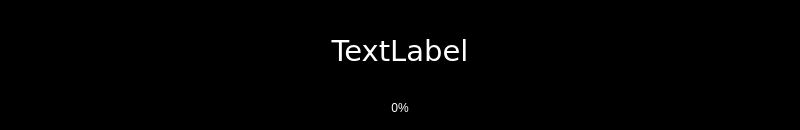
cmusik/qtosd, file ui/osd.ui: the form before one commit.
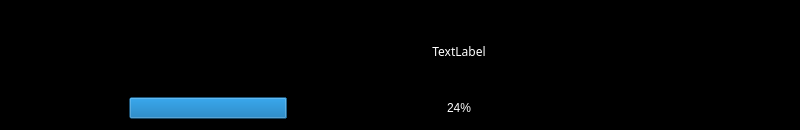
The form after the commit. The open tabs and pages were chosen to show the change.

Commit message: many cleanups removed flicker on concurrent updates

Diff of the .ui file:
```diff
--- a/ui/osd.ui
+++ b/ui/osd.ui
@@ -100,562 +100,7 @@
      <property name="currentIndex" >
       <number>2</number>
      </property>
-     <widget class="QWidget" name="page_1" >
-      <layout class="QVBoxLayout" name="verticalLayout_2" >
-       <property name="margin" >
-        <number>0</number>
-       </property>
-       <item>
-        <widget class="QLabel" name="label_1" >
-         <property name="palette" >
-          <palette>
-           <active>
-            <colorrole role="WindowText" >
-             <brush brushstyle="SolidPattern" >
-              <color alpha="255" >
-               <red>255</red>
-               <green>255</green>
-               <blue>255</blue>
-              </color>
-             </brush>
-            </colorrole>
-           </active>
-           <inactive>
-            <colorrole role="WindowText" >
-             <brush brushstyle="SolidPattern" >
-              <color alpha="255" >
-               <red>255</red>
-               <green>255</green>
-               <blue>255</blue>
-              </color>
-             </brush>
-            </colorrole>
-           </inactive>
-           <disabled>
-            <colorrole role="WindowText" >
-             <brush brushstyle="SolidPattern" >
-              <color alpha="255" >
-               <red>128</red>
-               <green>128</green>
-               <blue>128</blue>
-              </color>
-             </brush>
-            </colorrole>
-           </disabled>
-          </palette>
-         </property>
-         <property name="font" >
-          <font>
-           <family>DejaVu Sans</family>
-           <pointsize>22</pointsize>
-           <kerning>true</kerning>
-          </font>
-         </property>
-         <property name="lineWidth" >
-          <number>0</number>
-         </property>
-         <property name="text" >
-          <string>TextLabel</string>
-         </property>
-         <property name="alignment" >
-          <set>Qt::AlignCenter</set>
-         </property>
-        </widget>
-       </item>
-       <item>
-        <widget class="QProgressBar" name="value_1" >
-         <property name="palette" >
-          <palette>
-           <active>
-            <colorrole role="WindowText" >
-             <brush brushstyle="SolidPattern" >
-              <color alpha="255" >
-               <red>255</red>
-               <green>255</green>
-               <blue>255</blue>
-              </color>
-             </brush>
-            </colorrole>
-            <colorrole role="Button" >
-             <brush brushstyle="SolidPattern" >
-              <color alpha="0" >
-               <red>0</red>
-               <green>0</green>
-               <blue>0</blue>
-              </color>
-             </brush>
-            </colorrole>
-            <colorrole role="Light" >
-             <brush brushstyle="SolidPattern" >
-              <color alpha="255" >
-               <red>0</red>
-               <green>0</green>
-               <blue>0</blue>
-              </color>
-             </brush>
-            </colorrole>
-            <colorrole role="Midlight" >
-             <brush brushstyle="SolidPattern" >
-              <color alpha="255" >
-               <red>0</red>
-               <green>0</green>
-               <blue>0</blue>
-              </color>
-             </brush>
-            </colorrole>
-            <colorrole role="Dark" >
-             <brush brushstyle="SolidPattern" >
-              <color alpha="255" >
-               <red>0</red>
-               <green>0</green>
-               <blue>0</blue>
-              </color>
-             </brush>
-            </colorrole>
-            <colorrole role="Mid" >
-             <brush brushstyle="SolidPattern" >
-              <color alpha="255" >
-               <red>0</red>
-               <green>0</green>
-               <blue>0</blue>
-              </color>
-             </brush>
-            </colorrole>
-            <colorrole role="Text" >
-             <brush brushstyle="SolidPattern" >
-              <color alpha="255" >
-               <red>255</red>
-               <green>255</green>
-               <blue>255</blue>
-              </color>
-             </brush>
-            </colorrole>
-            <colorrole role="BrightText" >
-             <brush brushstyle="SolidPattern" >
-              <color alpha="255" >
-               <red>255</red>
-               <green>255</green>
-               <blue>255</blue>
-              </color>
-             </brush>
-            </colorrole>
-            <colorrole role="ButtonText" >
-             <brush brushstyle="SolidPattern" >
-              <color alpha="255" >
-               <red>255</red>
-               <green>255</green>
-               <blue>255</blue>
-              </color>
-             </brush>
-            </colorrole>
-            <colorrole role="Base" >
-             <brush brushstyle="SolidPattern" >
-              <color alpha="0" >
-               <red>0</red>
-               <green>0</green>
-               <blue>0</blue>
-              </color>
-             </brush>
-            </colorrole>
-            <colorrole role="Window" >
-             <brush brushstyle="SolidPattern" >
-              <color alpha="0" >
-               <red>0</red>
-               <green>0</green>
-               <blue>0</blue>
-              </color>
-             </brush>
-            </colorrole>
-            <colorrole role="Shadow" >
-             <brush brushstyle="SolidPattern" >
-              <color alpha="0" >
-               <red>0</red>
-               <green>0</green>
-               <blue>0</blue>
-              </color>
-             </brush>
-            </colorrole>
-            <colorrole role="AlternateBase" >
-             <brush brushstyle="SolidPattern" >
-              <color alpha="255" >
-               <red>0</red>
-               <green>0</green>
-               <blue>0</blue>
-              </color>
-             </brush>
-            </colorrole>
-            <colorrole role="ToolTipBase" >
-             <brush brushstyle="SolidPattern" >
-              <color alpha="255" >
-               <red>255</red>
-               <green>255</green>
-               <blue>220</blue>
-              </color>
-             </brush>
-            </colorrole>
-            <colorrole role="ToolTipText" >
-             <brush brushstyle="SolidPattern" >
-              <color alpha="255" >
-               <red>0</red>
-               <green>0</green>
-               <blue>0</blue>
-              </color>
-             </brush>
-            </colorrole>
-           </active>
-           <inactive>
-            <colorrole role="WindowText" >
-             <brush brushstyle="SolidPattern" >
-              <color alpha="255" >
-               <red>255</red>
-               <green>255</green>
-               <blue>255</blue>
-              </color>
-             </brush>
-            </colorrole>
-            <colorrole role="Button" >
-             <brush brushstyle="SolidPattern" >
-              <color alpha="0" >
-               <red>0</red>
-               <green>0</green>
-               <blue>0</blue>
-              </color>
-             </brush>
-            </colorrole>
-            <colorrole role="Light" >
-             <brush brushstyle="SolidPattern" >
-              <color alpha="255" >
-               <red>0</red>
-               <green>0</green>
-               <blue>0</blue>
-              </color>
-             </brush>
-            </colorrole>
-            <colorrole role="Midlight" >
-             <brush brushstyle="SolidPattern" >
-              <color alpha="255" >
-               <red>0</red>
-               <green>0</green>
-               <blue>0</blue>
-              </color>
-             </brush>
-            </colorrole>
-            <colorrole role="Dark" >
-             <brush brushstyle="SolidPattern" >
-              <color alpha="255" >
-               <red>0</red>
-               <green>0</green>
-               <blue>0</blue>
-              </color>
-             </brush>
-            </colorrole>
-            <colorrole role="Mid" >
-             <brush brushstyle="SolidPattern" >
-              <color alpha="255" >
-               <red>0</red>
-               <green>0</green>
-               <blue>0</blue>
-              </color>
-             </brush>
-            </colorrole>
-            <colorrole role="Text" >
-             <brush brushstyle="SolidPattern" >
-              <color alpha="255" >
-               <red>255</red>
-               <green>255</green>
-               <blue>255</blue>
-              </color>
-             </brush>
-            </colorrole>
-            <colorrole role="BrightText" >
-             <brush brushstyle="SolidPattern" >
-              <color alpha="255" >
-               <red>255</red>
-               <green>255</green>
-               <blue>255</blue>
-              </color>
-             </brush>
-            </colorrole>
-            <colorrole role="ButtonText" >
-             <brush brushstyle="SolidPattern" >
-              <color alpha="255" >
-               <red>255</red>
-               <green>255</green>
-               <blue>255</blue>
-              </color>
-             </brush>
-            </colorrole>
-            <colorrole role="Base" >
-             <brush brushstyle="SolidPattern" >
-              <color alpha="0" >
-               <red>0</red>
-               <green>0</green>
-               <blue>0</blue>
-              </color>
-             </brush>
-            </colorrole>
-            <colorrole role="Window" >
-             <brush brushstyle="SolidPattern" >
-              <color alpha="0" >
-               <red>0</red>
-               <green>0</green>
-               <blue>0</blue>
-              </color>
-             </brush>
-            </colorrole>
-            <colorrole role="Shadow" >
-             <brush brushstyle="SolidPattern" >
-              <color alpha="0" >
-               <red>0</red>
-               <green>0</green>
-               <blue>0</blue>
-              </color>
-             </brush>
-            </colorrole>
-            <colorrole role="AlternateBase" >
-             <brush brushstyle="SolidPattern" >
-              <color alpha="255" >
-               <red>0</red>
-               <green>0</green>
-               <blue>0</blue>
-              </color>
-             </brush>
-            </colorrole>
-            <colorrole role="ToolTipBase" >
-             <brush brushstyle="SolidPattern" >
-              <color alpha="255" >
-               <red>255</red>
-               <green>255</green>
-               <blue>220</blue>
-              </color>
-             </brush>
-            </colorrole>
-            <colorrole role="ToolTipText" >
-             <brush brushstyle="SolidPattern" >
-              <color alpha="255" >
-               <red>0</red>
-               <green>0</green>
-               <blue>0</blue>
-              </color>
-             </brush>
-            </colorrole>
-           </inactive>
-           <disabled>
-            <colorrole role="WindowText" >
-             <brush brushstyle="SolidPattern" >
-              <color alpha="255" >
-               <red>0</red>
-               <green>0</green>
-               <blue>0</blue>
-              </color>
-             </brush>
-            </colorrole>
-            <colorrole role="Button" >
-             <brush brushstyle="SolidPattern" >
-              <color alpha="0" >
-               <red>0</red>
-               <green>0</green>
-               <blue>0</blue>
-              </color>
-             </brush>
-            </colorrole>
-            <colorrole role="Light" >
-             <brush brushstyle="SolidPattern" >
-              <color alpha="255" >
-               <red>0</red>
-               <green>0</green>
-               <blue>0</blue>
-              </color>
-             </brush>
-            </colorrole>
-            <colorrole role="Midlight" >
-             <brush brushstyle="SolidPattern" >
-              <color alpha="255" >
-               <red>0</red>
-               <green>0</green>
-               <blue>0</blue>
-              </color>
-             </brush>
-            </colorrole>
-            <colorrole role="Dark" >
-             <brush brushstyle="SolidPattern" >
-              <color alpha="255" >
-               <red>0</red>
-               <green>0</green>
-               <blue>0</blue>
-              </color>
-             </brush>
-            </colorrole>
-            <colorrole role="Mid" >
-             <brush brushstyle="SolidPattern" >
-              <color alpha="255" >
-               <red>0</red>
-               <green>0</green>
-               <blue>0</blue>
-              </color>
-             </brush>
-            </colorrole>
-            <colorrole role="Text" >
-             <brush brushstyle="SolidPattern" >
-              <color alpha="255" >
-               <red>0</red>
-               <green>0</green>
-               <blue>0</blue>
-              </color>
-             </brush>
-            </colorrole>
-            <colorrole role="BrightText" >
-             <brush brushstyle="SolidPattern" >
-              <color alpha="255" >
-               <red>255</red>
-               <green>255</green>
-               <blue>255</blue>
-              </color>
-             </brush>
-            </colorrole>
-            <colorrole role="ButtonText" >
-             <brush brushstyle="SolidPattern" >
-              <color alpha="255" >
-               <red>0</red>
-               <green>0</green>
-               <blue>0</blue>
-              </color>
-             </brush>
-            </colorrole>
-            <colorrole role="Base" >
-             <brush brushstyle="SolidPattern" >
-              <color alpha="0" >
-               <red>0</red>
-               <green>0</green>
-               <blue>0</blue>
-              </color>
-             </brush>
-            </colorrole>
-            <colorrole role="Window" >
-             <brush brushstyle="SolidPattern" >
-              <color alpha="0" >
-               <red>0</red>
-               <green>0</green>
-               <blue>0</blue>
-              </color>
-             </brush>
-            </colorrole>
-            <colorrole role="Shadow" >
-             <brush brushstyle="SolidPattern" >
-              <color alpha="0" >
-               <red>0</red>
-               <green>0</green>
-               <blue>0</blue>
-              </color>
-             </brush>
-            </colorrole>
-            <colorrole role="AlternateBase" >
-             <brush brushstyle="SolidPattern" >
-              <color alpha="255" >
-               <red>0</red>
-               <green>0</green>
-               <blue>0</blue>
-              </color>
-             </brush>
-            </colorrole>
-            <colorrole role="ToolTipBase" >
-             <brush brushstyle="SolidPattern" >
-              <color alpha="255" >
-               <red>255</red>
-               <green>255</green>
-               <blue>220</blue>
-              </color>
-             </brush>
-            </colorrole>
-            <colorrole role="ToolTipText" >
-             <brush brushstyle="SolidPattern" >
-              <color alpha="255" >
-               <red>0</red>
-               <green>0</green>
-               <blue>0</blue>
-              </color>
-             </brush>
-            </colorrole>
-           </disabled>
-          </palette>
-         </property>
-         <property name="autoFillBackground" >
-          <bool>true</bool>
-         </property>
-         <property name="value" >
-          <number>0</number>
-         </property>
-         <property name="orientation" >
-          <enum>Qt::Horizontal</enum>
-         </property>
-        </widget>
-       </item>
-      </layout>
-     </widget>
-     <widget class="QWidget" name="page_2" >
-      <layout class="QHBoxLayout" name="horizontalLayout_2" >
-       <property name="margin" >
-        <number>0</number>
-       </property>
-       <item>
-        <widget class="QLabel" name="label_2" >
-         <property name="palette" >
-          <palette>
-           <active>
-            <colorrole role="WindowText" >
-             <brush brushstyle="SolidPattern" >
-              <color alpha="255" >
-               <red>255</red>
-               <green>255</green>
-               <blue>255</blue>
-              </color>
-             </brush>
-            </colorrole>
-           </active>
-           <inactive>
-            <colorrole role="WindowText" >
-             <brush brushstyle="SolidPattern" >
-              <color alpha="255" >
-               <red>255</red>
-               <green>255</green>
-               <blue>255</blue>
-              </color>
-             </brush>
-            </colorrole>
-           </inactive>
-           <disabled>
-            <colorrole role="WindowText" >
-             <brush brushstyle="SolidPattern" >
-              <color alpha="255" >
-               <red>128</red>
-               <green>128</green>
-               <blue>128</blue>
-              </color>
-             </brush>
-            </colorrole>
-           </disabled>
-          </palette>
-         </property>
-         <property name="font" >
-          <font>
-           <family>DejaVu Sans</family>
-           <pointsize>14</pointsize>
-          </font>
-         </property>
-         <property name="text" >
-          <string/>
-         </property>
-         <property name="scaledContents" >
-          <bool>false</bool>
-         </property>
-         <property name="alignment" >
-          <set>Qt::AlignCenter</set>
-         </property>
-        </widget>
-       </item>
-      </layout>
-     </widget>
-     <widget class="QWidget" name="page_3" >
+     <widget class="QWidget" name="page1" >
       <layout class="QGridLayout" name="gridLayout" >
        <property name="margin" >
         <number>0</number>
@@ -727,6 +172,11 @@
            </disabled>
           </palette>
          </property>
+         <property name="font" >
+          <font>
+           <family>Delicious</family>
+          </font>
+         </property>
          <property name="text" >
           <string>TextLabel</string>
          </property>
```
Left out of the diff: 2 changed lines with no effect on the pictures. The commit also changes 2 other files.
